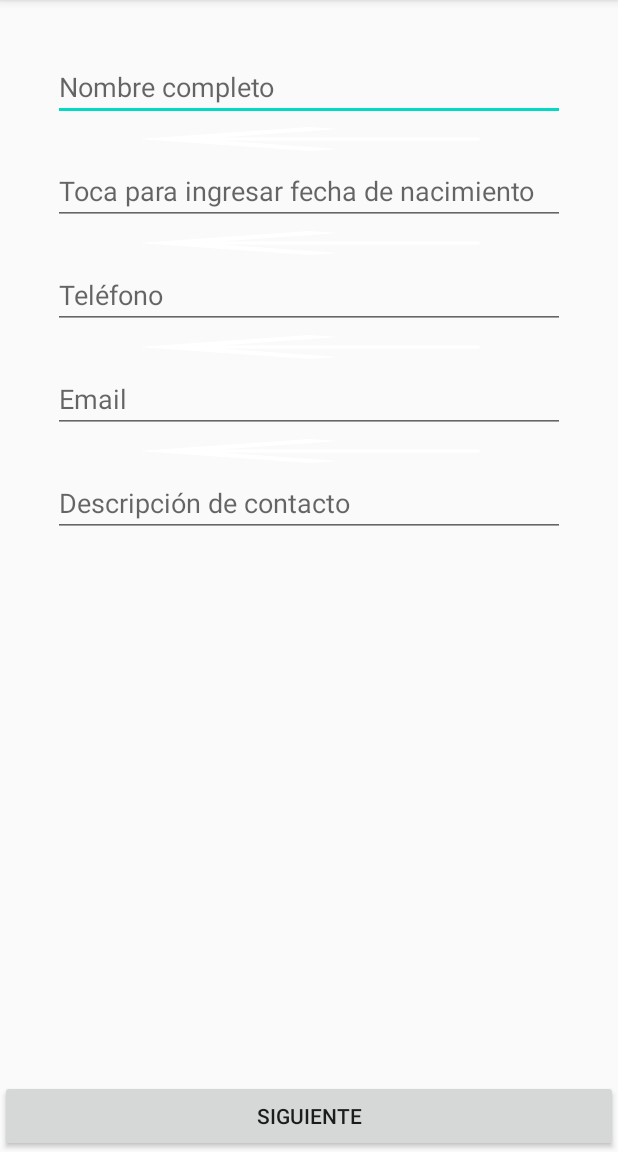
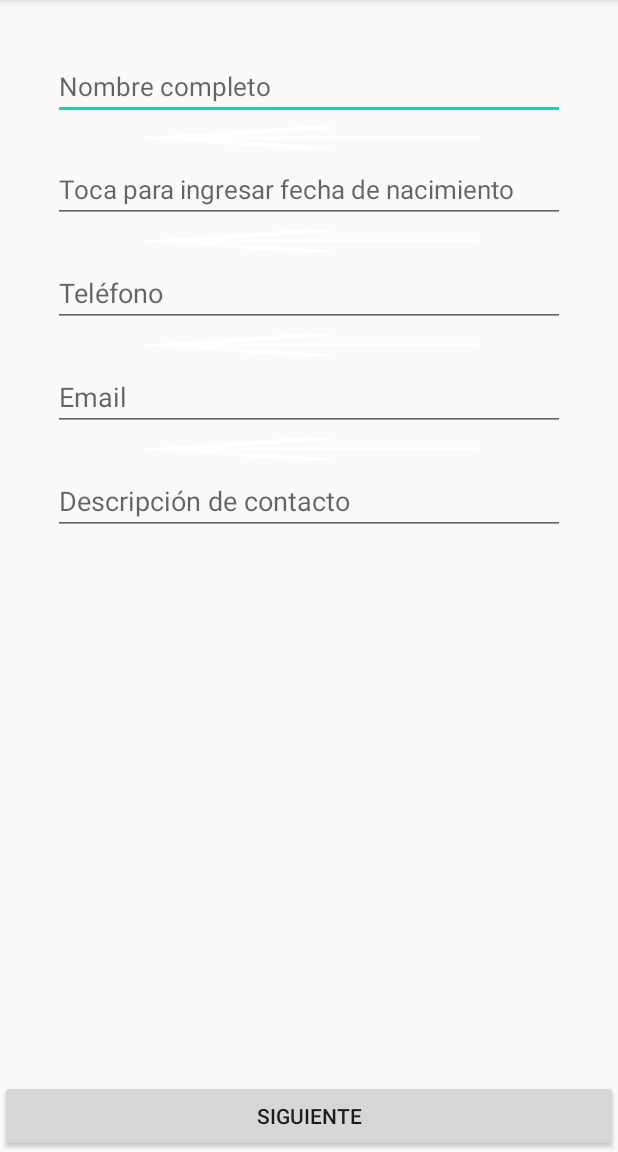
Before and after one commit to leticiacabrera/MiFormulario, an Android app: the screen it shows after launch (MainActivity), on a phone screen of 412 x 824 dp, the part 84-1236 px from its top. Run offline under Robolectric (Android 15) with nearby library versions, the phone set to English and light mode, and no system bars.

Commit message:
Proyecto de formulario terminado

```diff
--- a/app/src/main/res/layout/activity_main.xml
+++ b/app/src/main/res/layout/activity_main.xml
@@ -11,25 +11,25 @@
         android:layout_width="match_parent"
         android:layout_height="match_parent"
         android:orientation="vertical"
-        android:padding="35dp"
+        android:padding="@dimen/padding"
         app:divider="@drawable/abc_vector_test"
-        app:showDividers="middle"
-        tools:layout_editor_absoluteX="16dp"
-        tools:layout_editor_absoluteY="-208dp">
+        app:showDividers="middle">
 
         <androidx.appcompat.widget.AppCompatEditText
             android:id="@+id/etNombre"
             android:layout_width="match_parent"
             android:layout_height="wrap_content"
             android:hint="@string/nombre_hint"
-            android:inputType="text">
+            android:inputType="text"
+            android:textSize="@dimen/hint">
         </androidx.appcompat.widget.AppCompatEditText>
 
         <EditText
             android:id="@+id/etFecha"
             android:layout_width="match_parent"
             android:layout_height="wrap_content"
-            android:hint="@string/fecha_hint">
+            android:hint="@string/fecha_hint"
+            android:textSize="@dimen/hint">
         </EditText>
 
         <EditText
--- a/app/src/main/res/values/dimens.xml
+++ b/app/src/main/res/values/dimens.xml
@@ -1,6 +1,8 @@
 <?xml version="1.0" encoding="utf-8"?>
 <resources>
+    <dimen name="padding">35dp</dimen>
     <dimen name="titulo">32dp</dimen>
     <dimen name="datos">18dp</dimen>
+    <dimen name="hint">17dp</dimen>
     <dimen name="separacion">20dp</dimen>
 </resources>
```
